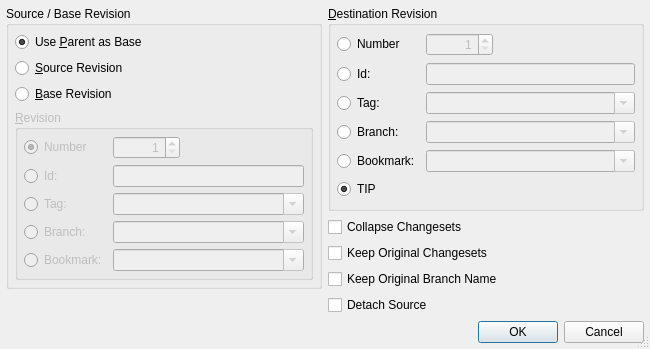
First picture: the form in Plugins/VcsPlugins/vcsMercurial/RebaseExtension/HgRebaseDialog.ui, repository testmana2/test, before the edit.
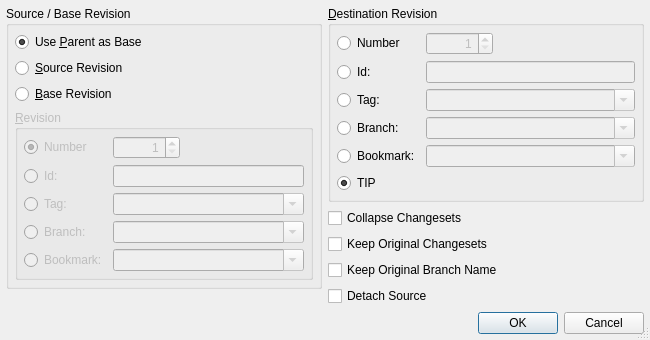
Second picture: the form after the edit.

Commit message: Corrected the layout of the rebase data dialog.

Patch:
```diff
--- a/Plugins/VcsPlugins/vcsMercurial/RebaseExtension/HgRebaseDialog.ui
+++ b/Plugins/VcsPlugins/vcsMercurial/RebaseExtension/HgRebaseDialog.ui
@@ -16,10 +16,10 @@
   <property name="sizeGripEnabled">
    <bool>true</bool>
   </property>
-  <layout class="QVBoxLayout" name="verticalLayout_2">
-   <item>
-    <layout class="QGridLayout" name="gridLayout_3">
-     <item row="0" column="0" rowspan="4">
+  <layout class="QGridLayout" name="gridLayout_3">
+   <item row="0" column="0">
+    <layout class="QVBoxLayout" name="verticalLayout_3">
+     <item>
       <widget class="QGroupBox" name="groupBox">
        <property name="title">
         <string>Source / Base Revision</string>
@@ -210,7 +210,24 @@
        </layout>
       </widget>
      </item>
-     <item row="0" column="1">
+     <item>
+      <spacer name="verticalSpacer">
+       <property name="orientation">
+        <enum>Qt::Vertical</enum>
+       </property>
+       <property name="sizeHint" stdset="0">
+        <size>
+         <width>20</width>
+         <height>18</height>
+        </size>
+       </property>
+      </spacer>
+     </item>
+    </layout>
+   </item>
+   <item row="0" column="1">
+    <layout class="QVBoxLayout" name="verticalLayout_2">
+     <item>
       <widget class="QGroupBox" name="rev2GroupBox">
        <property name="title">
         <string>&amp;Destination Revision</string>
@@ -369,7 +386,7 @@
        </layout>
       </widget>
      </item>
-     <item row="1" column="1">
+     <item>
       <widget class="QCheckBox" name="collapseCheckBox">
        <property name="toolTip">
         <string>Select to collapse the rebased changesets</string>
@@ -379,7 +396,7 @@
        </property>
       </widget>
      </item>
-     <item row="2" column="1">
+     <item>
       <widget class="QCheckBox" name="keepChangesetsCheckBox">
        <property name="toolTip">
         <string>Select to keep the original changesets</string>
@@ -389,7 +406,7 @@
        </property>
       </widget>
      </item>
-     <item row="3" column="1">
+     <item>
       <widget class="QCheckBox" name="keepBranchCheckBox">
        <property name="toolTip">
         <string>Select to keep the original branch names</string>
@@ -399,20 +416,7 @@
        </property>
       </widget>
      </item>
-     <item row="4" column="0">
-      <spacer name="verticalSpacer">
-       <property name="orientation">
-        <enum>Qt::Vertical</enum>
-       </property>
-       <property name="sizeHint" stdset="0">
-        <size>
-         <width>20</width>
-         <height>13</height>
-        </size>
-       </property>
-      </spacer>
-     </item>
-     <item row="4" column="1">
+     <item>
       <widget class="QCheckBox" name="detachCheckBox">
        <property name="toolTip">
         <string>Select to detach the source from its original branch</string>
@@ -424,7 +428,7 @@
      </item>
     </layout>
    </item>
-   <item>
+   <item row="1" column="0" colspan="2">
     <widget class="QDialogButtonBox" name="buttonBox">
      <property name="orientation">
       <enum>Qt::Horizontal</enum>
```
